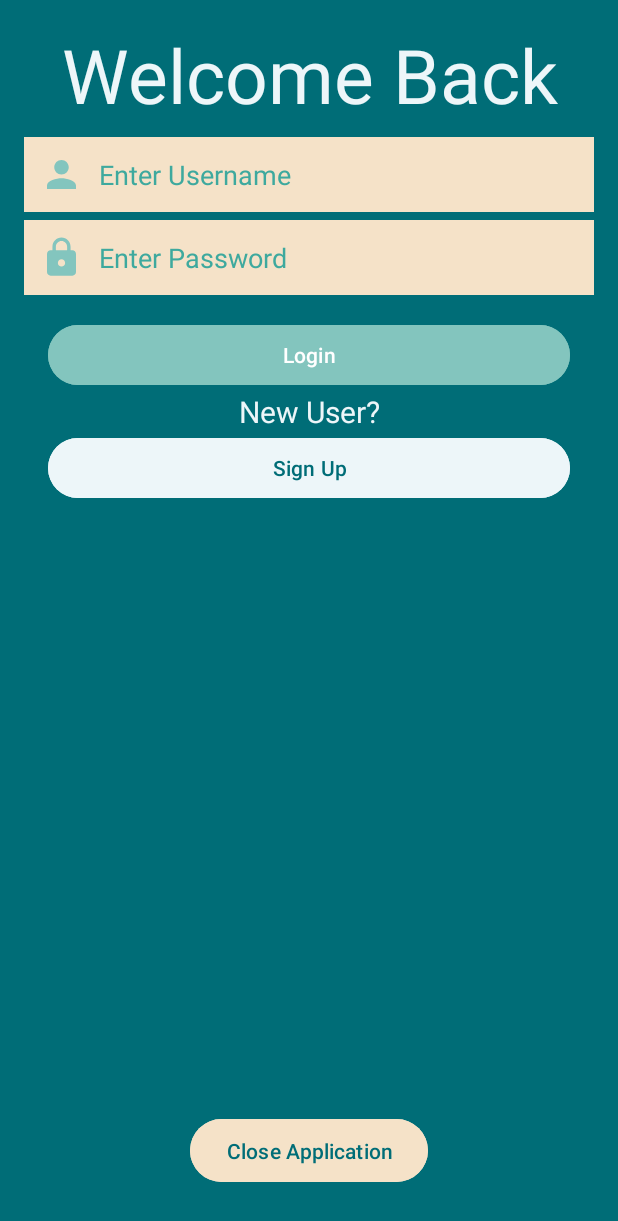
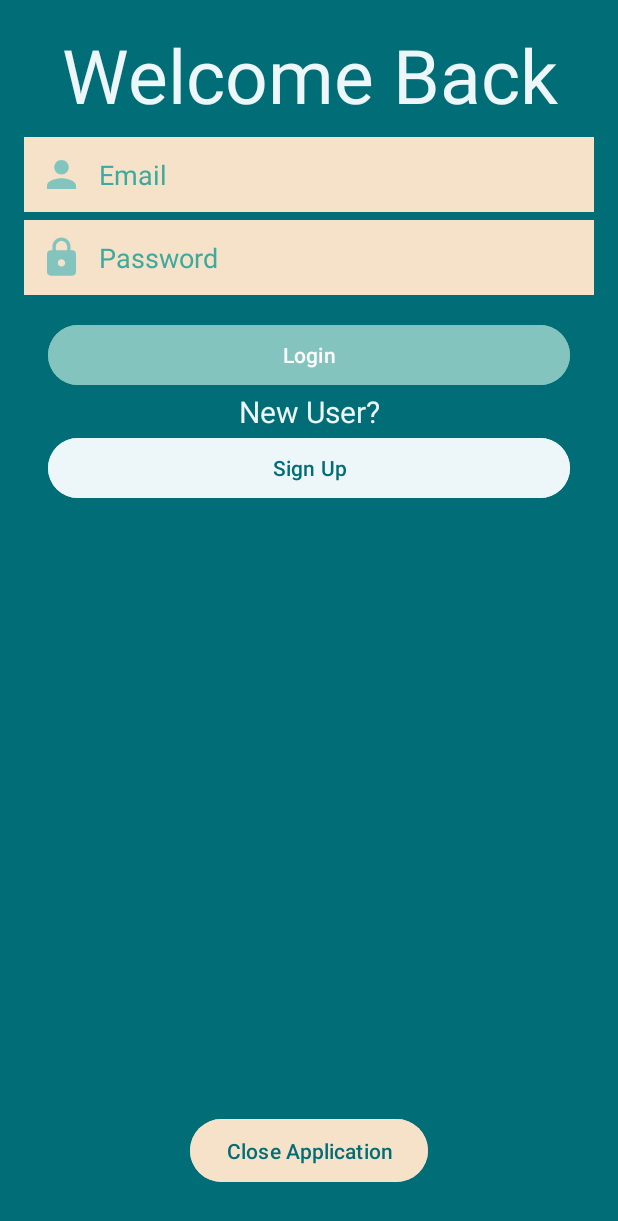
Before and after one commit to kailen-mccauley/CS2340A_Team24, an Android app: the screen it shows after launch (LoginActivity), on a phone screen of 412 x 824 dp. Shown: the top 1221 px of the screen. Run offline under Robolectric (Android 15) with nearby library versions, the phone set to English and light mode, and no system bars.

Commit message:
Changes account and login screen hints to say email instead of username to have better compliance with firebase.

```diff
--- a/GreenPlate/app/src/main/res/layout/activity_create_account.xml
+++ b/GreenPlate/app/src/main/res/layout/activity_create_account.xml
@@ -19,7 +19,7 @@
         android:id="@+id/newUsernameEditText"
         android:layout_width="match_parent"
         android:layout_height="50dp"
-        android:hint="New Username"
+        android:hint="Email"
         android:textColorHint="@color/mint"
         android:textColor="@color/mint"
         android:drawableLeft="@drawable/person_foreground"
@@ -29,10 +29,10 @@
         android:id="@+id/newPasswordEditText"
         android:layout_width="match_parent"
         android:layout_height="50dp"
-        android:hint="New Password"
+        android:hint="Password"
         android:textColorHint="@color/mint"
         android:textColor="@color/mint"
-        android:drawableLeft="@drawable/person_foreground"
+        android:drawableLeft="@drawable/lock_foreground"
         android:background="@color/lightGray"
         android:layout_marginBottom="5dp"/>
 
--- a/GreenPlate/app/src/main/res/layout/activity_login.xml
+++ b/GreenPlate/app/src/main/res/layout/activity_login.xml
@@ -20,7 +20,7 @@
         android:id="@+id/usernameEditText"
         android:layout_width="match_parent"
         android:layout_height="50dp"
-        android:hint="Enter Username"
+        android:hint="Email"
         android:textColorHint="@color/darkMint"
         android:textColor="@color/darkMint"
         android:drawableLeft="@drawable/person_foreground"
@@ -30,7 +30,7 @@
         android:id="@+id/passwordEditText"
         android:layout_width="match_parent"
         android:layout_height="50dp"
-        android:hint="Enter Password"
+        android:hint="Password"
         android:textColorHint="@color/darkMint"
         android:textColor="@color/darkMint"
         android:drawableLeft="@drawable/lock_foreground"
```
